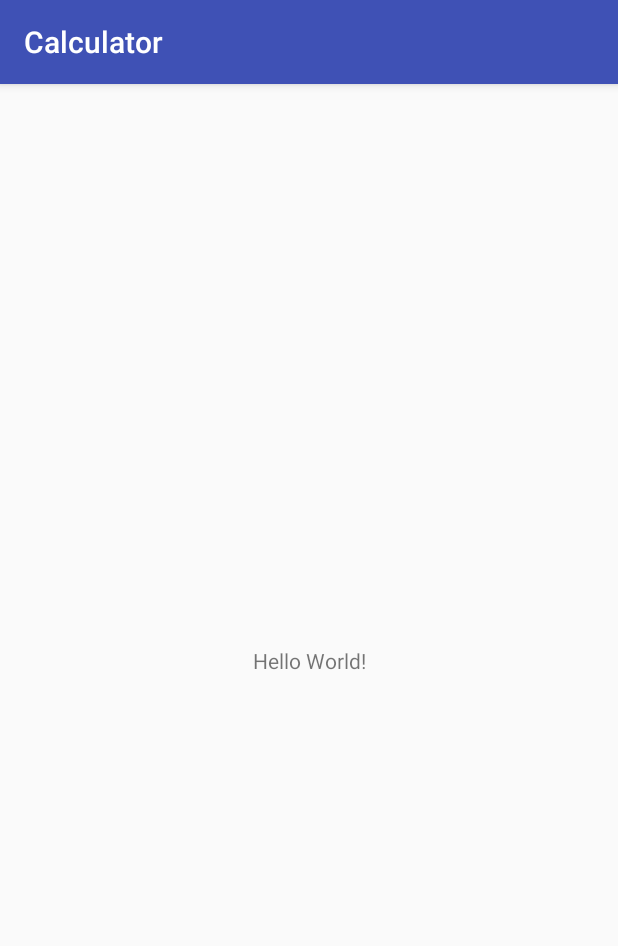
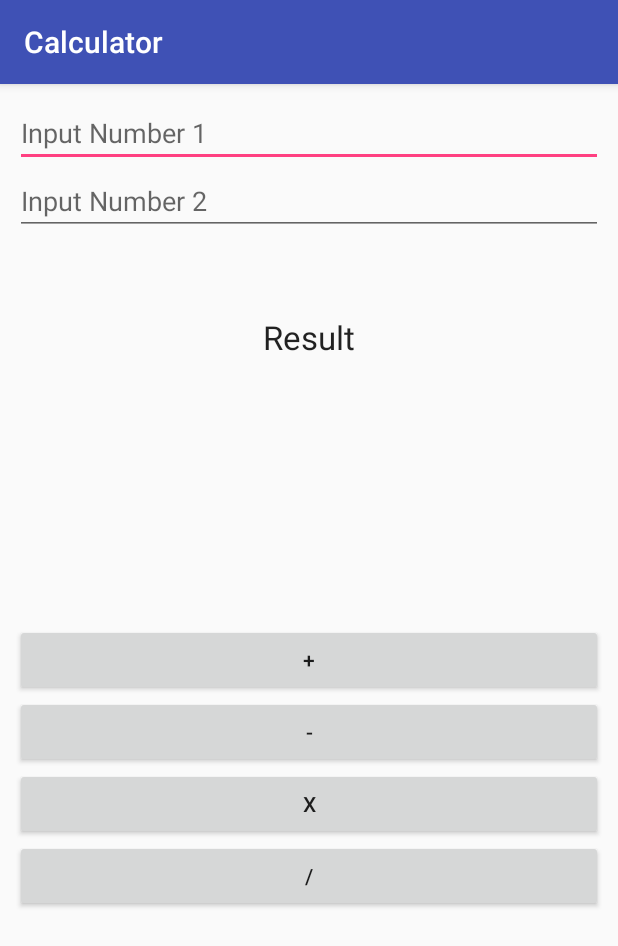
Before and after one commit to fritexvz/KotlinAndroidCalculator, an Android app: the screen it shows after launch (MainActivity), on a phone screen of 412 x 824 dp. Shown: the top 946 px of the screen. Run offline under Robolectric (Android 15) with nearby library versions, the phone set to English and light mode, and no system bars.

Commit message:
Conditions checked

```diff
--- a/app/src/main/java/com/yogeshojha/calculator/MainActivity.kt
+++ b/app/src/main/java/com/yogeshojha/calculator/MainActivity.kt
@@ -2,11 +2,47 @@ package com.yogeshojha.calculator
 
 import android.support.v7.app.AppCompatActivity
 import android.os.Bundle
+import android.view.View
+import android.widget.Button
+import android.widget.EditText
+import android.widget.TextView
 
 class MainActivity : AppCompatActivity() {
 
     override fun onCreate(savedInstanceState: Bundle?) {
         super.onCreate(savedInstanceState)
         setContentView(R.layout.activity_main)
+        val result = findViewById(R.id.textview_result) as TextView
+        val button_add = findViewById(R.id.button_add) as Button
+        val button_minus = findViewById(R.id.button_minus) as Button
+        val button_multiply = findViewById(R.id.button_multiple) as Button
+        val button_divide = findViewById(R.id.button_divide) as Button
+
+        button_add.setOnClickListener(View.OnClickListener {
+            view -> result.text = if(getNum2().equals(-1) || getNum2().equals(-1))"Either of the values Cannot be empty" else (getNum1() + getNum2()).toString()
+        })
+
+        button_minus.setOnClickListener(View.OnClickListener {
+            view -> result.text = if(getNum2().equals(-1) || getNum2().equals(-1))"Either of the values Cannot be empty" else (getNum1() - getNum2()).toString()
+        })
+
+        button_multiply.setOnClickListener(View.OnClickListener {
+            view -> result.text = if(getNum2().equals(-1) || getNum2().equals(-1))"Either of the values Cannot be empty" else (getNum1() * getNum2()).toString()
+        })
+        button_divide.setOnClickListener(View.OnClickListener {
+            view -> result.text = if(getNum2().equals(-1) || getNum2().equals(-1))"Either of the values Cannot be empty" else if(getNum2() == 0) "Error\nDivisible By Zero" else ((getNum1() / getNum2()).toString())
+
+        })
+
+    }
+
+    fun getNum1(): Int{
+        val input_num1 = findViewById(R.id.edittext_num1) as EditText
+        return if(input_num1.text.toString().equals("")) -1 else Integer.parseInt(input_num1.text.toString())
+    }
+
+    fun getNum2(): Int {
+        val input_num2 = findViewById(R.id.edittext_num2) as EditText
+        return if(input_num2.text.toString().equals("")) -1 else Integer.parseInt(input_num2.text.toString())
     }
 }
--- a/app/src/main/res/layout/activity_main.xml
+++ b/app/src/main/res/layout/activity_main.xml
@@ -1,13 +1,89 @@
 <?xml version="1.0" encoding="utf-8"?>
-<android.support.constraint.ConstraintLayout
-    xmlns:android="http://schemas.android.com/apk/res/android"
-    xmlns:app="http://schemas.android.com/apk/res-auto"
-    xmlns:tools="http://schemas.android.com/tools" android:layout_width="match_parent"
-    android:layout_height="match_parent" tools:context="com.yogeshojha.calculator.MainActivity">
+<RelativeLayout xmlns:android="http://schemas.android.com/apk/res/android"
+    xmlns:tools="http://schemas.android.com/tools"
+    android:layout_width="match_parent"
+    android:layout_height="match_parent"
+    android:paddingBottom="10dp"
+    android:paddingLeft="10dp"
+    android:paddingRight="10dp"
+    android:paddingTop="10dp"
+    tools:context="com.yogeshojha.calculator.MainActivity">
 
-    <TextView android:layout_width="wrap_content" android:layout_height="wrap_content"
-        android:text="Hello World!" app:layout_constraintBottom_toBottomOf="parent"
-        app:layout_constraintLeft_toLeftOf="parent" app:layout_constraintRight_toRightOf="parent"
-        app:layout_constraintTop_toTopOf="parent" />
+    <EditText
+        android:id="@+id/edittext_num1"
+        android:layout_width="match_parent"
+        android:layout_height="wrap_content"
+        android:inputType="number"
+        android:ems="10"
+        android:hint="Input Number 1"
+        android:layout_alignParentTop="true"
+        android:layout_alignParentLeft="true"
+        android:layout_alignParentStart="true" />
 
-</android.support.constraint.ConstraintLayout>
+    <EditText
+        android:id="@+id/edittext_num2"
+        android:layout_width="match_parent"
+        android:layout_height="wrap_content"
+        android:inputType="number"
+        android:ems="10"
+        android:hint="Input Number 2"
+        android:layout_below="@+id/edittext_num1"
+        android:layout_alignParentLeft="true"
+        android:layout_alignParentStart="true" />
+
+    <TextView
+        android:layout_width="wrap_content"
+        android:layout_height="wrap_content"
+        android:text="Result"
+        android:id="@+id/textView"
+        android:layout_below="@+id/edittext_num2"
+        android:layout_centerHorizontal="true"
+        android:textAppearance="?android:attr/textAppearanceLarge"
+        android:layout_marginTop="53dp" />
+
+    <TextView
+        android:layout_width="match_parent"
+        android:layout_height="wrap_content"
+        android:textAppearance="?android:attr/textAppearanceLarge"
+        android:text=""
+        android:id="@+id/textview_result"
+        android:textAlignment="center"
+        android:layout_below="@+id/textView"
+        android:layout_alignParentLeft="true"
+        android:layout_alignParentStart="true" />
+
+    <Button
+        android:layout_width="match_parent"
+        android:layout_height="wrap_content"
+        android:text="+"
+        android:id="@+id/button_add"
+        android:layout_centerVertical="true"
+        android:layout_alignParentLeft="true"
+        android:layout_alignParentStart="true" />
+
+    <Button
+        android:layout_width="match_parent"
+        android:layout_height="wrap_content"
+        android:text="-"
+        android:id="@+id/button_minus"
+        android:layout_below="@+id/button_add"
+        android:layout_alignParentLeft="true"
+        android:layout_alignParentStart="true" />
+
+    <Button
+        android:layout_width="match_parent"
+        android:layout_height="wrap_content"
+        android:text="X"
+        android:id="@+id/button_multiple"
+        android:layout_centerVertical="true"
+        android:layout_below="@id/button_minus"
+         />
+
+    <Button
+        android:layout_width="match_parent"
+        android:layout_height="wrap_content"
+        android:text="/"
+        android:id="@+id/button_divide"
+        android:layout_below="@+id/button_multiple"
+        />
+</RelativeLayout>
```
